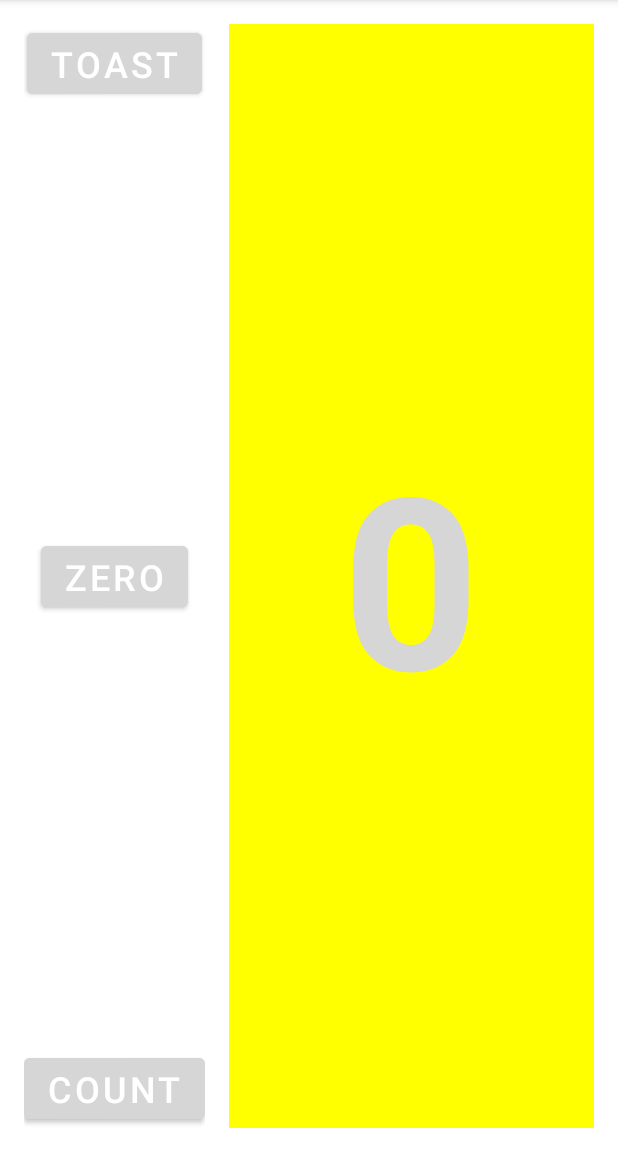
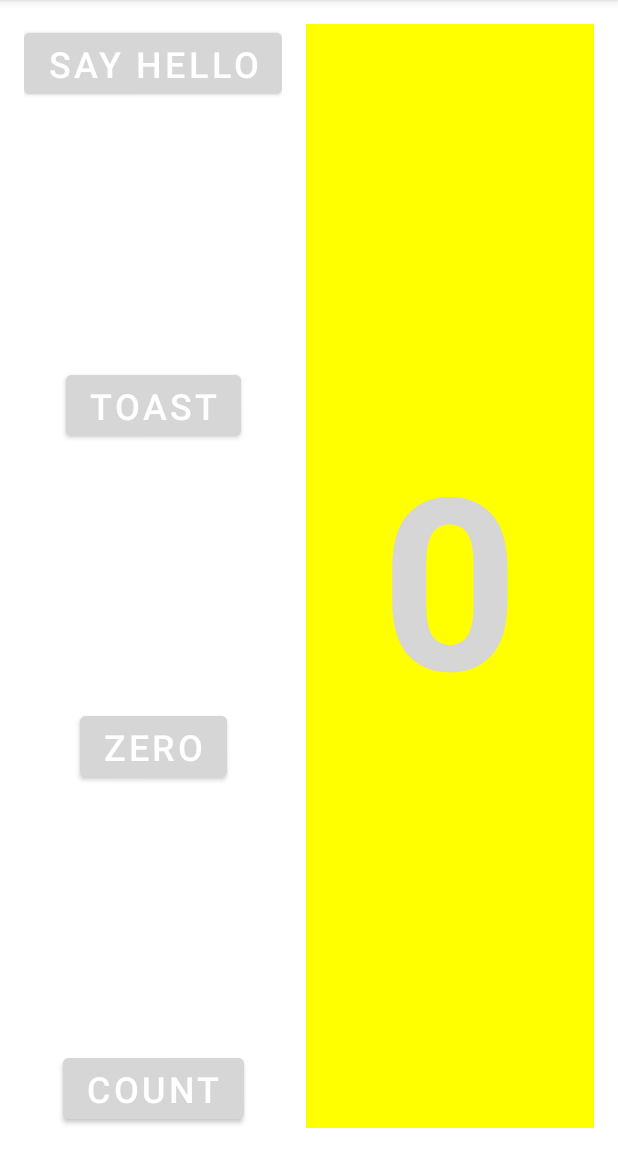
Before and after one commit to ArionTheWanderer/andersen-hw-google-codelabs, an Android app: the screen it shows after launch (MainActivity), on a phone screen of 412 x 824 dp, the part 84-1236 px from its top. Run offline under Robolectric (Android 15) with nearby library versions, the phone set to English and light mode, and no system bars.

Commit message:
HelloToast with Intent HW

```diff
--- a/HelloToast/app/src/main/java/com/example/helloconstraint/MainActivity.kt
+++ b/HelloToast/app/src/main/java/com/example/helloconstraint/MainActivity.kt
@@ -1,5 +1,6 @@
 package com.example.helloconstraint
 
+import android.content.Intent
 import androidx.appcompat.app.AppCompatActivity
 import android.os.Bundle
 import android.widget.Button
@@ -41,4 +42,15 @@ class MainActivity : AppCompatActivity() {
         findViewById<Button>(R.id.button_count).backgroundTintList = AppCompatResources.getColorStateList(this, R.color.color_even)
         view.backgroundTintList = AppCompatResources.getColorStateList(this, R.color.color_zero_inactive)
     }
+
+    fun sayHello(view: android.view.View) {
+        val intent = Intent(this, SecondActivity::class.java)
+        intent.putExtra(EXTRA_COUNT, mCount)
+        startActivity(intent)
+    }
+
+    companion object {
+        @JvmStatic
+        val EXTRA_COUNT = "com.example.helloconstraint.extra.COUNT"
+    }
 }
--- a/HelloToast/app/src/main/res/layout-land/activity_main.xml
+++ b/HelloToast/app/src/main/res/layout-land/activity_main.xml
@@ -17,7 +17,23 @@
         android:layout_marginBottom="16dp">
 
         <Button
-            android:id="@+id/button_toast"
+            android:id="@+id/button_hello"
+            android:layout_width="wrap_content"
+            android:layout_height="wrap_content"
+            android:backgroundTint="@color/purple_500"
+            android:onClick="sayHello"
+            android:text="@string/button_label_hello"
+            android:textColor="@android:color/white"
+            android:textSize="24sp"
+            app:flow_horizontalBias="0.5"
+            app:layout_constraintBottom_toTopOf="@+id/button_toast"
+            app:layout_constraintEnd_toEndOf="parent"
+            app:layout_constraintStart_toStartOf="parent"
+            app:layout_constraintTop_toTopOf="parent"
+            app:layout_constraintVertical_chainStyle="spread_inside" />
+
+        <Button
+            android:id="@id/button_toast"
             android:layout_width="wrap_content"
             android:layout_height="wrap_content"
             android:backgroundTint="@color/purple_500"
@@ -29,8 +45,7 @@
             app:layout_constraintBottom_toTopOf="@+id/button_zero"
             app:layout_constraintEnd_toEndOf="parent"
             app:layout_constraintStart_toStartOf="parent"
-            app:layout_constraintTop_toTopOf="parent"
-            app:layout_constraintVertical_chainStyle="spread_inside" />
+            app:layout_constraintTop_toBottomOf="@id/button_hello" />
 
         <Button
             android:id="@id/button_zero"
--- a/HelloToast/app/src/main/res/layout-sw600dp/activity_main.xml
+++ b/HelloToast/app/src/main/res/layout-sw600dp/activity_main.xml
@@ -17,7 +17,23 @@
         android:layout_marginBottom="16dp">
 
         <Button
-            android:id="@+id/button_toast"
+            android:id="@+id/button_hello"
+            android:layout_width="wrap_content"
+            android:layout_height="wrap_content"
+            android:backgroundTint="@color/purple_500"
+            android:onClick="sayHello"
+            android:text="@string/button_label_hello"
+            android:textColor="@android:color/white"
+            android:textSize="48sp"
+            app:flow_horizontalBias="0.5"
+            app:layout_constraintBottom_toTopOf="@+id/button_toast"
+            app:layout_constraintEnd_toEndOf="parent"
+            app:layout_constraintStart_toStartOf="parent"
+            app:layout_constraintTop_toTopOf="parent"
+            app:layout_constraintVertical_chainStyle="spread_inside" />
+
+        <Button
+            android:id="@id/button_toast"
             android:layout_width="wrap_content"
             android:layout_height="wrap_content"
             android:backgroundTint="@color/purple_500"
@@ -29,7 +45,7 @@
             app:layout_constraintBottom_toTopOf="@+id/button_zero"
             app:layout_constraintEnd_toEndOf="parent"
             app:layout_constraintStart_toStartOf="parent"
-            app:layout_constraintTop_toTopOf="parent"
+            app:layout_constraintTop_toBottomOf="@id/button_hello"
             app:layout_constraintVertical_chainStyle="spread_inside" />
 
         <Button
--- a/HelloToast/app/src/main/res/layout/activity_main.xml
+++ b/HelloToast/app/src/main/res/layout/activity_main.xml
@@ -17,7 +17,23 @@
         android:layout_marginBottom="16dp">
 
         <Button
-            android:id="@+id/button_toast"
+            android:id="@+id/button_hello"
+            android:layout_width="wrap_content"
+            android:layout_height="wrap_content"
+            android:backgroundTint="@color/purple_500"
+            android:onClick="sayHello"
+            android:text="@string/button_label_hello"
+            android:textColor="@android:color/white"
+            android:textSize="24sp"
+            app:flow_horizontalBias="0.5"
+            app:layout_constraintBottom_toTopOf="@+id/button_toast"
+            app:layout_constraintEnd_toEndOf="parent"
+            app:layout_constraintStart_toStartOf="parent"
+            app:layout_constraintTop_toTopOf="parent"
+            app:layout_constraintVertical_chainStyle="spread_inside" />
+
+        <Button
+            android:id="@id/button_toast"
             android:layout_width="wrap_content"
             android:layout_height="wrap_content"
             android:backgroundTint="@color/purple_500"
@@ -29,8 +45,7 @@
             app:layout_constraintBottom_toTopOf="@+id/button_zero"
             app:layout_constraintEnd_toEndOf="parent"
             app:layout_constraintStart_toStartOf="parent"
-            app:layout_constraintTop_toTopOf="parent"
-            app:layout_constraintVertical_chainStyle="spread_inside" />
+            app:layout_constraintTop_toBottomOf="@id/button_hello" />
 
         <Button
             android:id="@id/button_zero"
--- /dev/null
+++ b/HelloToast/app/src/main/res/values-night/strings.xml
@@ -0,0 +1,3 @@
+<?xml version="1.0" encoding="utf-8"?>
+<resources>
+</resources>
--- a/HelloToast/app/src/main/res/values/strings.xml
+++ b/HelloToast/app/src/main/res/values/strings.xml
@@ -5,4 +5,6 @@
     <string name="button_label_zero">Zero</string>
     <string name="count_initial_value">0</string>
     <string name="toast_message">Hello Toast!</string>
+    <string name="button_label_hello">Say Hello</string>
+    <string name="tv_second_hello">Hello!</string>
 </resources>
--- a/HelloToast/build.gradle
+++ b/HelloToast/build.gradle
@@ -6,7 +6,7 @@ buildscript {
     }
     dependencies {
         classpath "com.android.tools.build:gradle:7.0.4"
-        classpath "org.jetbrains.kotlin:kotlin-gradle-plugin:1.5.20"
+        classpath 'org.jetbrains.kotlin:kotlin-gradle-plugin:1.6.10'
 
         // NOTE: Do not place your application dependencies here; they belong
         // in the individual module build.gradle files
```
Also changed, not shown: HelloToast/app/src/main/AndroidManifest.xml (+10 -1 lines), HelloToast/app/src/main/java/com/example/helloconstraint/SecondActivity.kt (added, +13 -0 lines), HelloToast/app/src/main/res/layout-land/activity_second.xml (added, +35 -0 lines), HelloToast/app/src/main/res/layout-sw600dp/activity_second.xml (added, +35 -0 lines), HelloToast/app/src/main/res/layout/activity_second.xml (added, +35 -0 lines).
